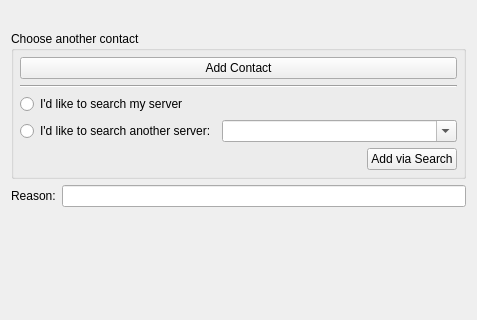
First picture: the form in Swift/QtUI/UserSearch/QtUserSearchFirstMultiJIDPage.ui, repository swift/swift, before the edit; both pictures show x 0 to 477 and y 0 to 320 of the 477 by 500 pixel window.
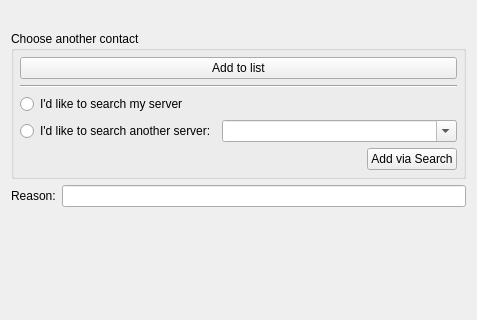
Second picture: the form after the edit.

Commit message:
Wording improvements in 'Start chat'/'Invite'-dialogs.
Test-Information:

Builds on OS X and the text changes fit in both usage scenarios from the UX
perspecitve.

```diff
--- a/Swift/QtUI/UserSearch/QtUserSearchFirstMultiJIDPage.ui
+++ b/Swift/QtUI/UserSearch/QtUserSearchFirstMultiJIDPage.ui
@@ -65,7 +65,7 @@
            <bool>false</bool>
           </property>
           <property name="text">
-           <string>Add Contact</string>
+           <string>Add to list</string>
           </property>
           <property name="default">
            <bool>false</bool>
```
The commit also changes 1 other file.
